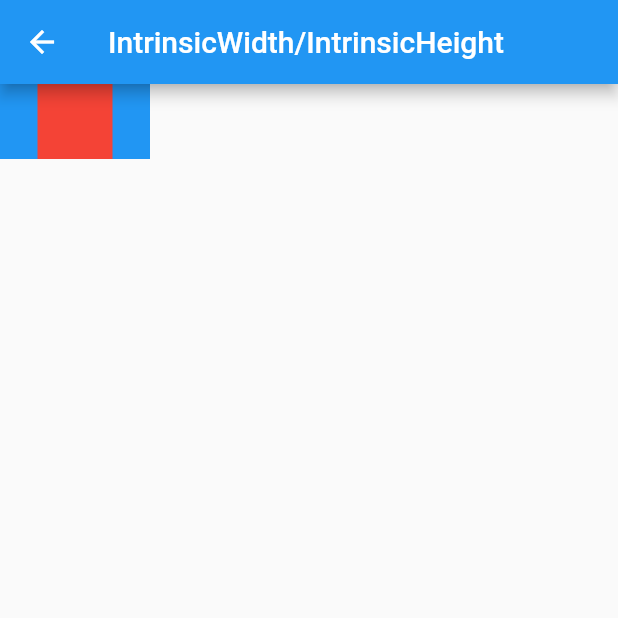
After one commit to starryxp/flutter_app, a Flutter app: the IntrinsicWidthHeightPage screen opened by its route, on a phone screen of 412 x 824 dp, the top half of it. The commit adds this screen. Run offline on Flutter 3.47's test engine with Material 2 defaults, Android fonts, the phone set to English and light mode, and no system bars; our stand-ins replace fluttertoast.

Commit message:
IntrinsicWidthHeightPage.dart LimitedBoxPage.dart

```diff
--- a/lib/utils/Constant.dart
+++ b/lib/utils/Constant.dart
@@ -98,4 +98,7 @@ class Constant {
   static final widgetsLayoutBaselinePage = "/widgets/layout/base_line_page";
   static final widgetsLayoutFractionallySizedBoxPage =
       "/widgets/layout/fractionally_sized_box_page";
+  static final widgetsLayoutIntrinsicWidthHeightPage =
+      "/widgets/layout/intrinsic_width_height_page";
+  static final widgetsLayoutLimitedBoxPage = "/widgets/layout/limited_box_page";
 }
--- a/lib/utils/RouterTable.dart
+++ b/lib/utils/RouterTable.dart
@@ -34,10 +34,12 @@ import 'package:flutter_app/widgets/layout/CenterPage.dart';
 import 'package:flutter_app/widgets/layout/ConstrainedBoxPage.dart';
 import 'package:flutter_app/widgets/layout/FittedBoxPage.dart';
 import 'package:flutter_app/widgets/layout/FractionallySizedBoxPage.dart';
+import 'package:flutter_app/widgets/layout/IntrinsicWidthHeightPage.dart';
 import 'package:flutter_app/widgets/layout/LayoutWidgetListPage.dart';
 import 'package:flutter_app/widgets/basic/ContainerPage.dart';
 import 'package:flutter_app/widgets/layout/ContainerPage.dart'
     as LayoutContainerPage;
+import 'package:flutter_app/widgets/layout/LimitedBoxPage.dart';
 import 'package:flutter_app/widgets/layout/PaddingPage.dart';
 import 'package:flutter_app/widgets/material/AlertDialogPage.dart';
 import 'package:flutter_app/widgets/material/BottomSheetPage.dart';
@@ -166,5 +168,8 @@ class RouteTable {
     Constant.widgetsLayoutBaselinePage: (context) => BaselinePage(),
     Constant.widgetsLayoutFractionallySizedBoxPage: (context) =>
         FractionallySizedBoxPage(),
+    Constant.widgetsLayoutIntrinsicWidthHeightPage: (context) =>
+        IntrinsicWidthHeightPage(),
+    Constant.widgetsLayoutLimitedBoxPage: (context) => LimitedBoxPage(),
   };
 }
--- /dev/null
+++ b/lib/widgets/layout/IntrinsicWidthHeightPage.dart
@@ -0,0 +1,105 @@
+import 'package:flutter/material.dart';
+
+class IntrinsicWidthHeightPage extends StatelessWidget {
+  final _tip = '''
+1.IntrinsicWidth/IntrinsicHeight
+一个widget，它将它的子widget的宽度/高度调整其本身实际的宽度/高度，但是非常消耗性能。
+2.IntrinsicHeight属性
+- child
+3.IntrinsicWidth属性
+- stepWidth：宽度步长
+- stepHeight： 高度步长
+- child
+  ''';
+
+  @override
+  Widget build(BuildContext context) {
+    return Scaffold(
+      appBar: AppBar(
+        title: Text('IntrinsicWidth/IntrinsicHeight'),
+      ),
+      // body: IntrinsicWidth(
+      //   stepWidth: 11,
+      //   child: Column(
+      //     children: [
+      //       Container(
+      //         height: 50,
+      //         color: Colors.red,
+      //       ),
+      //       Container(
+      //         margin: EdgeInsets.only(top: 10),
+      //         width: 28,
+      //         height: 50,
+      //         color: Colors.red,
+      //       ),
+      //       Container(
+      //         margin: EdgeInsets.only(top: 10),
+      //         width: 50,
+      //         height: 50,
+      //         color: Colors.red,
+      //       ),
+      //     ],
+      //   ),
+      // ),
+      // body: IntrinsicWidth(
+      //   stepHeight: 100,
+      //   child: Row(
+      //     children: [
+      //       Container(
+      //         width: 50,
+      //         color: Colors.red,
+      //       ),
+      //       Container(
+      //         margin: EdgeInsets.only(left: 10),
+      //         width: 28,
+      //         height: 50,
+      //         color: Colors.red,
+      //       ),
+      //       Container(
+      //         margin: EdgeInsets.only(left: 10),
+      //         width: 50,
+      //         height: 50,
+      //         color: Colors.red,
+      //       ),
+      //     ],
+      //   ),
+      // ),
+      // body: IntrinsicHeight(
+      //   child: Row(
+      //     children: [
+      //       Container(
+      //         width: 50,
+      //         color: Colors.red,
+      //       ),
+      //       Container(
+      //         margin: EdgeInsets.only(left: 10),
+      //         width: 28,
+      //         height: 30,
+      //         color: Colors.red,
+      //       ),
+      //       Container(
+      //         margin: EdgeInsets.only(left: 10),
+      //         width: 50,
+      //         height: 50,
+      //         color: Colors.red,
+      //       ),
+      //     ],
+      //   ),
+      // ),
+      body: IntrinsicWidth(
+        stepWidth: 100,
+        stepHeight: 1,
+        child: Container(
+          color: Colors.blue,
+          child: Center(
+            child: Container(
+              color: Colors.red,
+              width: 50,
+              height: 50,
+            ),
+          ),
+        ),
+      ),
+    );
+  }
+}
```
Also changed, not shown: lib/widgets/layout/LayoutWidgetListPage.dart (+8 -0 lines), lib/widgets/layout/LimitedBoxPage.dart (added, +32 -0 lines), 1 other file.
